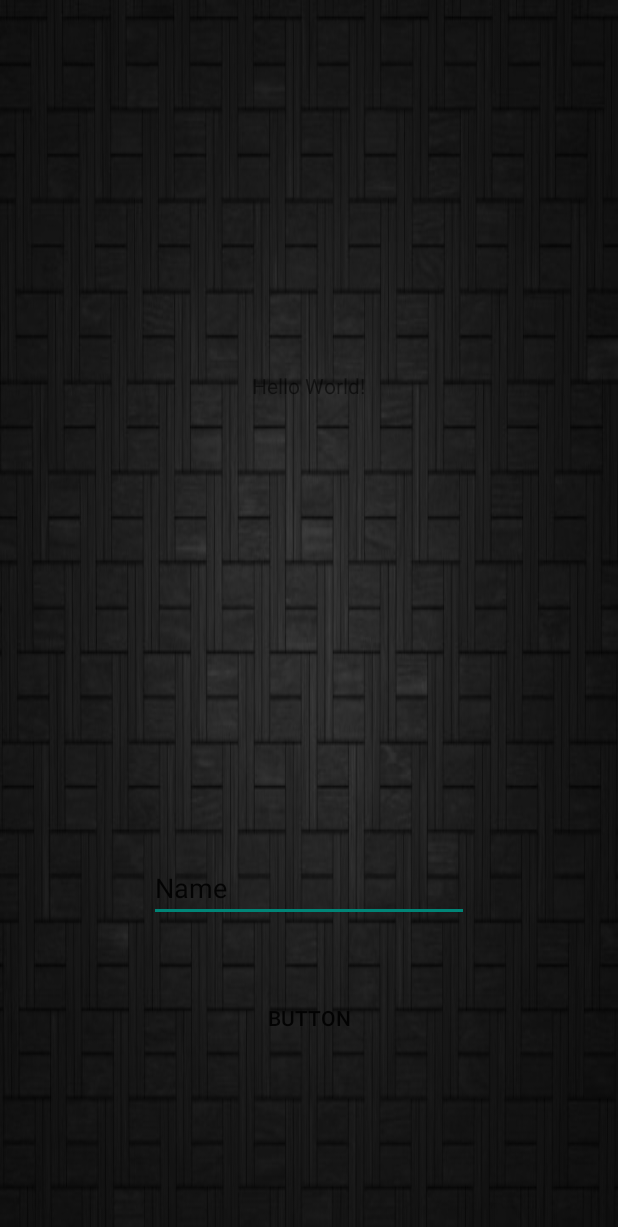
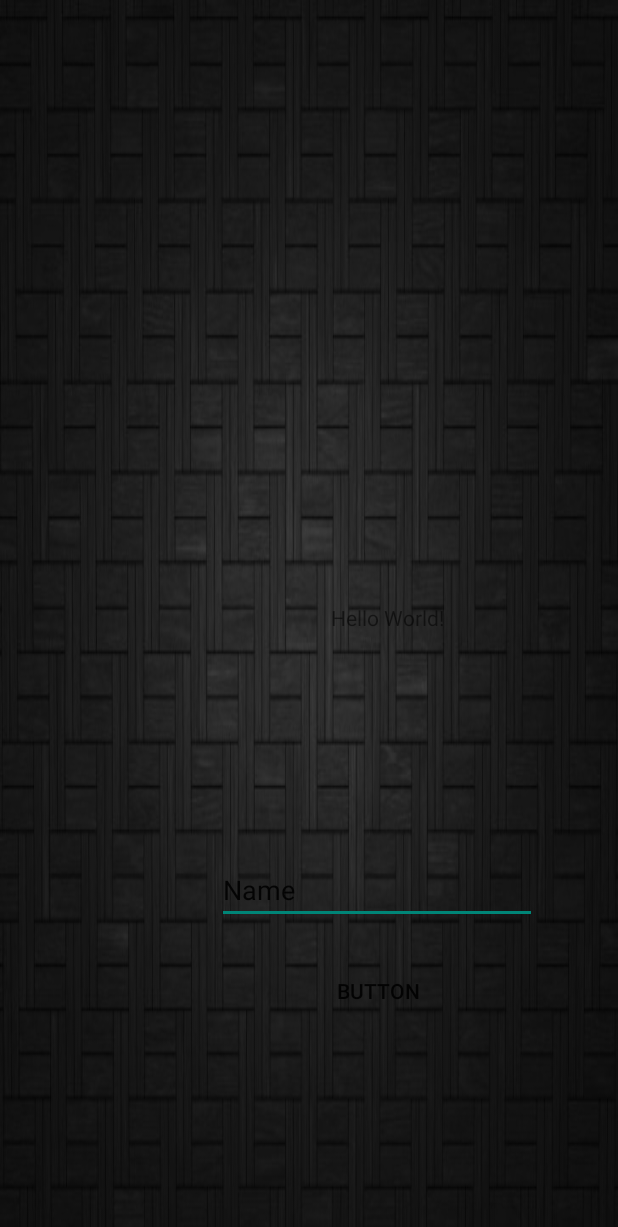
Before and after one commit to CesarDavidAguirre/ProbandoJson, an Android app: the MainActivity screen opened directly, with no data from a screen before it, on a phone screen of 412 x 824 dp. Shown: the top 1227 px of the screen. Run offline under Robolectric (Android 15) with nearby library versions, the phone set to English and light mode, and no system bars; our stand-ins replace Volley.

Commit message:
Agregar menu displayador iniciando la modificacion

```diff
--- a/app/src/main/AndroidManifest.xml
+++ b/app/src/main/AndroidManifest.xml
@@ -25,7 +25,11 @@
         </activity>
         <activity android:name=".Main2Activity" />
         <activity android:name=".MainActivity" />
-        <activity android:name=".UsrRegistActivity"></activity>
+        <activity android:name=".UsrRegistActivity" />
+        <activity
+            android:name=".PrincipalActivity"
+            android:label="@string/title_activity_principal"
+            android:theme="@style/Theme.AppCompat.DayNight.NoActionBar"></activity>
     </application>
 
 </manifest>
--- a/app/src/main/java/com/example/cesaraguirre/probandojson/Login.java
+++ b/app/src/main/java/com/example/cesaraguirre/probandojson/Login.java
@@ -55,7 +55,7 @@ public class Login extends AppCompatActivity {
 
                         }else {
                             Toast.makeText(context,"Logueado",Toast.LENGTH_SHORT).show();
-                            Intent intent = new Intent(context , MainActivity.class);
+                            Intent intent = new Intent(context , PrincipalActivity.class);
                             intent.putExtra("TOKEN",repuesta);
                             usuario.setText("");
                             pass.setText("");
--- a/app/src/main/res/layout/activity_main.xml
+++ b/app/src/main/res/layout/activity_main.xml
@@ -12,9 +12,9 @@
         android:id="@+id/label"
         android:layout_width="wrap_content"
         android:layout_height="wrap_content"
-        android:layout_alignParentTop="true"
-        android:layout_centerHorizontal="true"
-        android:layout_marginTop="247dp"
+        android:layout_alignParentEnd="true"
+        android:layout_centerVertical="true"
+        android:layout_marginEnd="116dp"
         android:text="Hello World!"
         app:layout_constraintBottom_toBottomOf="parent"
         app:layout_constraintLeft_toLeftOf="parent"
@@ -25,11 +25,10 @@
         android:id="@+id/button"
         android:layout_width="wrap_content"
         android:layout_height="wrap_content"
+        android:layout_alignEnd="@+id/label"
         android:layout_alignParentBottom="true"
-        android:layout_centerHorizontal="true"
-        android:layout_marginBottom="121dp"
+        android:layout_marginBottom="139dp"
         android:background="@android:color/transparent"
-        android:onClick="aBoton"
         android:text="Button" />
 
     <EditText
@@ -37,8 +36,9 @@
         android:layout_width="wrap_content"
         android:layout_height="wrap_content"
         android:layout_alignParentBottom="true"
-        android:layout_centerHorizontal="true"
-        android:layout_marginBottom="209dp"
+        android:layout_alignParentEnd="true"
+        android:layout_marginBottom="208dp"
+        android:layout_marginEnd="54dp"
         android:ems="10"
         android:inputType="textPersonName"
         android:text="Name" />
--- a/app/src/main/res/values/dimens.xml
+++ b/app/src/main/res/values/dimens.xml
@@ -2,4 +2,7 @@
     <!-- Default screen margins, per the Android Design guidelines. -->
     <dimen name="activity_horizontal_margin">16dp</dimen>
     <dimen name="activity_vertical_margin">16dp</dimen>
+    <dimen name="nav_header_vertical_spacing">8dp</dimen>
+    <dimen name="nav_header_height">176dp</dimen>
+    <dimen name="fab_margin">16dp</dimen>
 </resources>
--- a/app/src/main/res/values/styles.xml
+++ b/app/src/main/res/values/styles.xml
@@ -8,4 +8,8 @@
         <item name="colorAccent">@color/colorAccent</item>
     </style>
 
+    <style name="AppBarOverlay" parent="ThemeOverlay.AppCompat.Dark.ActionBar" />
+
+    <style name="PopupOverlay" parent="ThemeOverlay.AppCompat.Light" />
+
 </resources>
```
Also changed, not shown: app/src/main/res/values/strings.xml (+7 -0 lines), app/src/main/res/drawable-hdpi/ic_action_addperson.png (added), app/src/main/res/drawable-hdpi/ic_action_food.png (added), app/src/main/res/drawable-mdpi/ic_action_addperson.png (added), app/src/main/res/drawable-mdpi/ic_action_food.png (added), app/src/main/res/drawable-xhdpi/ic_action_addperson.png (added), app/src/main/res/drawable-xhdpi/ic_action_food.png (added), app/src/main/res/drawable-xxhdpi/ic_action_addperson.png (added), app/src/main/res/drawable-xxhdpi/ic_action_food.png (added), gradle/wrapper/gradle-wrapper.properties.
